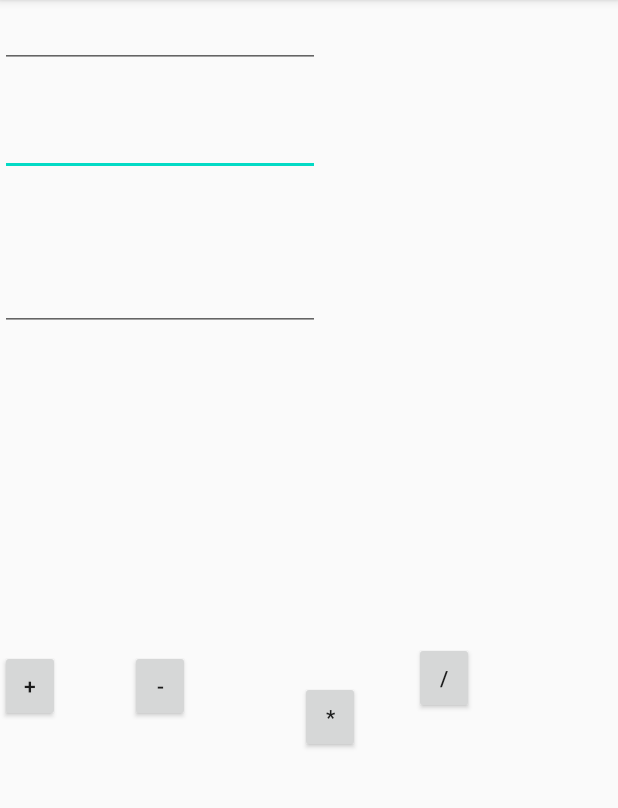
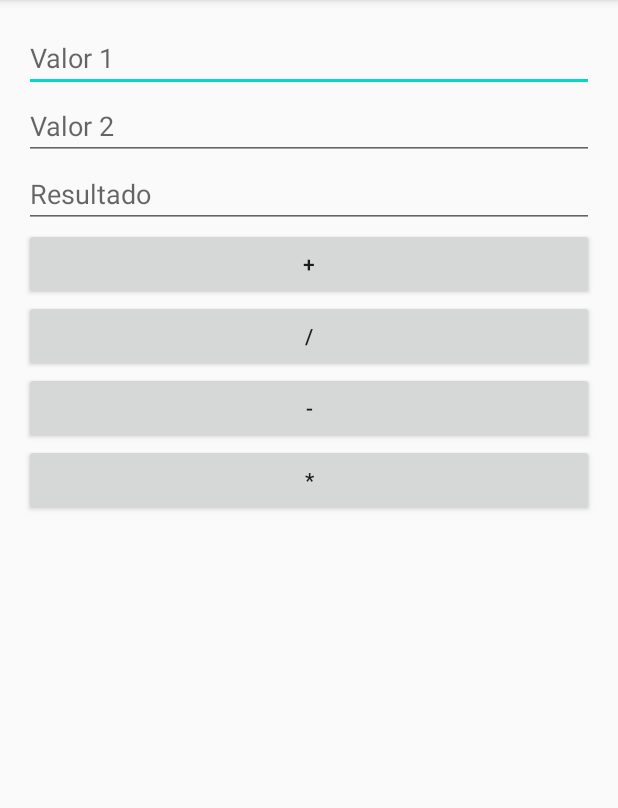
Before and after one commit to cltavares/Calculadora, an Android app: the screen it shows after launch (MainActivity), on a phone screen of 412 x 824 dp, the part 84-892 px from its top. Run offline under Robolectric (Android 15) with nearby library versions, the phone set to English and light mode, and no system bars; 1 statement that could not run was skipped.

Commit message:
mudança layout

```diff
--- a/app/src/main/res/layout/activity_main.xml
+++ b/app/src/main/res/layout/activity_main.xml
@@ -1,96 +1,67 @@
 <?xml version="1.0" encoding="utf-8"?>
-<androidx.constraintlayout.widget.ConstraintLayout xmlns:android="http://schemas.android.com/apk/res/android"
+<LinearLayout xmlns:android="http://schemas.android.com/apk/res/android"
     xmlns:app="http://schemas.android.com/apk/res-auto"
     xmlns:tools="http://schemas.android.com/tools"
     android:layout_width="match_parent"
     android:layout_height="match_parent"
+    android:orientation="vertical"
+    android:padding="@dimen/padding_activity"
     tools:context=".MainActivity">
 
-    <Button
-        android:id="@+id/button2"
-        android:layout_width="40dp"
-        android:layout_height="wrap_content"
-        android:layout_marginTop="258dp"
-        android:layout_marginBottom="4dp"
-        android:text="+"
-        app:layout_constraintBottom_toBottomOf="parent"
-        app:layout_constraintTop_toTopOf="@+id/editText10"
-        app:layout_constraintVertical_bias="0.0"
-        tools:layout_editor_absoluteX="70dp"
-        tools:text="+" />
 
-    <Button
-        android:id="@+id/button4"
-        android:layout_width="40dp"
-        android:layout_height="wrap_content"
-        android:layout_marginTop="136dp"
-        android:text="/"
-        app:layout_constraintBottom_toBottomOf="parent"
-        app:layout_constraintEnd_toEndOf="parent"
-        app:layout_constraintHorizontal_bias="0.441"
-        app:layout_constraintStart_toStartOf="@+id/button5"
-        app:layout_constraintTop_toTopOf="@+id/editText12" />
-
-    <Button
-        android:id="@+id/button3"
-        android:layout_width="40dp"
-        android:layout_height="wrap_content"
-        android:layout_marginStart="4dp"
-        android:layout_marginLeft="4dp"
-        android:layout_marginTop="258dp"
-        android:layout_marginBottom="4dp"
-        android:text="-"
-        app:layout_constraintBottom_toBottomOf="parent"
-        app:layout_constraintEnd_toEndOf="parent"
-        app:layout_constraintHorizontal_bias="0.225"
-        app:layout_constraintStart_toStartOf="@+id/button2"
-        app:layout_constraintTop_toTopOf="@+id/editText10"
-        app:layout_constraintVertical_bias="0.0" />
-
-    <Button
-        android:id="@+id/button5"
-        android:layout_width="40dp"
-        android:layout_height="wrap_content"
-        android:layout_marginEnd="172dp"
-        android:layout_marginRight="172dp"
-        android:layout_marginBottom="4dp"
-        android:text="*"
-        app:layout_constraintBottom_toBottomOf="parent"
-        app:layout_constraintEnd_toEndOf="parent"
-        app:layout_constraintTop_toTopOf="@+id/editText10"
-        app:layout_constraintVertical_bias="0.516" />
-
-    <EditText
+    <androidx.appcompat.widget.AppCompatEditText
         android:id="@+id/editText8"
-        android:layout_width="wrap_content"
-        android:layout_height="wrap_content"
-        android:layout_marginTop="72dp"
-        android:ems="10"
-        android:inputType="textPersonName"
-        app:layout_constraintTop_toTopOf="parent"
-        tools:layout_editor_absoluteX="58dp" />
-
-    <EditText
-        android:id="@+id/editText12"
-        android:layout_width="wrap_content"
+        android:layout_width="match_parent"
         android:layout_height="wrap_content"
         android:ems="10"
-        android:inputType="textPersonName"
-        tools:layout_editor_absoluteX="62dp"
-        tools:layout_editor_absoluteY="297dp" />
+        android:hint="@string/valor1"
+        android:inputType="numberDecimal"/>
 
-    <EditText
+    <androidx.appcompat.widget.AppCompatEditText
+        android:id="@+id/editText12"
+        android:layout_width="match_parent"
+        android:layout_height="wrap_content"
+        android:ems="10"
+        android:hint="@string/valor2"
+        android:inputType="numberDecimal"
+        />
+
+    <androidx.appcompat.widget.AppCompatEditText
         android:id="@+id/editText10"
-        android:layout_width="wrap_content"
+        android:layout_width="match_parent"
         android:layout_height="wrap_content"
-        android:layout_marginTop="103dp"
-        android:layout_marginBottom="167dp"
+        android:hint="@string/resultado"
         android:ems="10"
-        android:inputType="textPersonName"
-        app:layout_constraintBottom_toTopOf="@+id/button4"
-        app:layout_constraintTop_toTopOf="@+id/editText8"
-        app:layout_constraintVertical_bias="0.0"
-        tools:layout_editor_absoluteX="58dp" />
+        android:inputType="numberDecimal"
+        />
+
+    <androidx.appcompat.widget.AppCompatButton
+        android:id="@+id/button2"
+        android:layout_width="match_parent"
+        android:layout_height="wrap_content"
+        android:text="+"
+    />
+
+    <androidx.appcompat.widget.AppCompatButton
+        android:id="@+id/button4"
+        android:layout_width="match_parent"
+        android:layout_height="wrap_content"
+
+        android:text="/" />
+
+    <androidx.appcompat.widget.AppCompatButton
+        android:id="@+id/button3"
+        android:layout_width="match_parent"
+        android:layout_height="wrap_content"
+        android:text="-" />
+
+    <androidx.appcompat.widget.AppCompatButton
+        android:id="@+id/button5"
+        android:layout_width="match_parent"
+        android:layout_height="wrap_content"
+        android:text="*"
+ />
+
 
     <androidx.constraintlayout.widget.Guideline
         android:id="@+id/guideline"
@@ -99,4 +70,4 @@
         android:orientation="vertical"
         app:layout_constraintGuide_begin="20dp" />
 
-</androidx.constraintlayout.widget.ConstraintLayout>
+</LinearLayout>
--- /dev/null
+++ b/app/src/main/res/values/dimens.xml
@@ -0,0 +1,4 @@
+<?xml version="1.0" encoding="utf-8"?>
+<resources>
+    <dimen name="padding_activity">16dp</dimen>
+</resources>
--- a/app/src/main/res/values/strings.xml
+++ b/app/src/main/res/values/strings.xml
@@ -1,3 +1,6 @@
 <resources>
     <string name="app_name">Calculadora</string>
+    <string name="valor1">Valor 1</string>
+    <string name="valor2">Valor 2</string>
+    <string name="resultado">Resultado</string>
 </resources>
```
